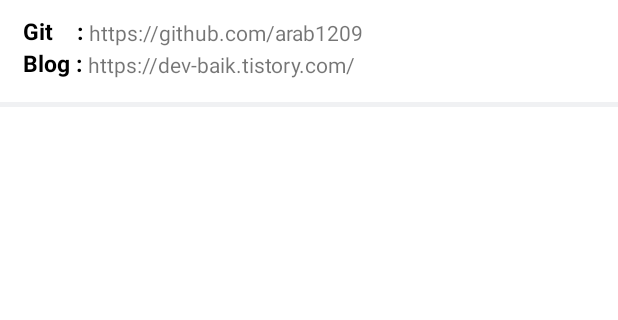
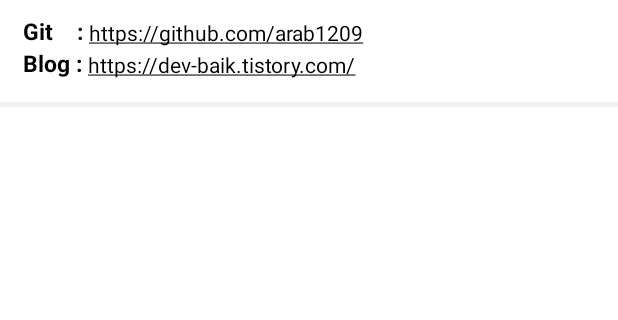
Before and after one commit to DMU-UGOT/ugot-android, an Android app: the layout item_team_information.xml on its own in the app's theme, with its tools: preview values and no code run, on a phone screen of 412 x 824 dp, the part 151-471 px from its top. Run offline under Robolectric (Android 15) with nearby library versions, the phone set to English and light mode, and no system bars.

Commit message:
팀빌딩 하이퍼링크 추가

```diff
--- a/app/src/main/res/layout/activity_team_post_detail.xml
+++ b/app/src/main/res/layout/activity_team_post_detail.xml
@@ -306,11 +306,14 @@
                         android:layout_width="0dp"
                         android:layout_height="0dp"
                         android:layout_marginHorizontal="15dp"
+                        android:autoLink="web"
                         android:background="@drawable/bg_team_post_border"
                         android:gravity="center_vertical"
+                        android:linksClickable="true"
                         android:paddingStart="10dp"
                         android:text="https://github.com/DMU-UGOT/ugot-android.git"
                         android:textColor="@color/black"
+                        android:textColorLink="@color/black"
                         android:textSize="12dp"
                         app:layout_constraintBottom_toBottomOf="@+id/siv_github"
                         app:layout_constraintEnd_toEndOf="parent"
@@ -342,11 +345,14 @@
                         android:layout_width="0dp"
                         android:layout_height="0dp"
                         android:layout_marginHorizontal="15dp"
+                        android:autoLink="web"
                         android:background="@drawable/bg_team_post_border"
                         android:gravity="center_vertical"
+                        android:linksClickable="true"
                         android:paddingStart="10dp"
                         android:text="https://open.kakao.com/o/gnX95XH"
                         android:textColor="@color/black"
+                        android:textColorLink="@color/black"
                         android:textSize="12dp"
                         app:layout_constraintBottom_toBottomOf="@+id/iv_kakao"
                         app:layout_constraintEnd_toEndOf="parent"
--- a/app/src/main/res/layout/item_team_information.xml
+++ b/app/src/main/res/layout/item_team_information.xml
@@ -66,7 +66,10 @@
             android:id="@+id/tv_git_link"
             android:layout_width="wrap_content"
             android:layout_height="wrap_content"
+            android:autoLink="web"
+            android:linksClickable="true"
             android:text="https://github.com/arab1209"
+            android:textColorLink="@color/black"
             app:layout_constraintBottom_toBottomOf="@+id/tv_git"
             app:layout_constraintStart_toEndOf="@+id/tv_git" />
 
@@ -84,7 +87,10 @@
         <TextView
             android:layout_width="wrap_content"
             android:layout_height="wrap_content"
+            android:autoLink="web"
+            android:linksClickable="true"
             android:text="https://dev-baik.tistory.com/"
+            android:textColorLink="@color/black"
             app:layout_constraintBottom_toBottomOf="@+id/tv_blog"
             app:layout_constraintStart_toEndOf="@+id/tv_blog" />
 
```
